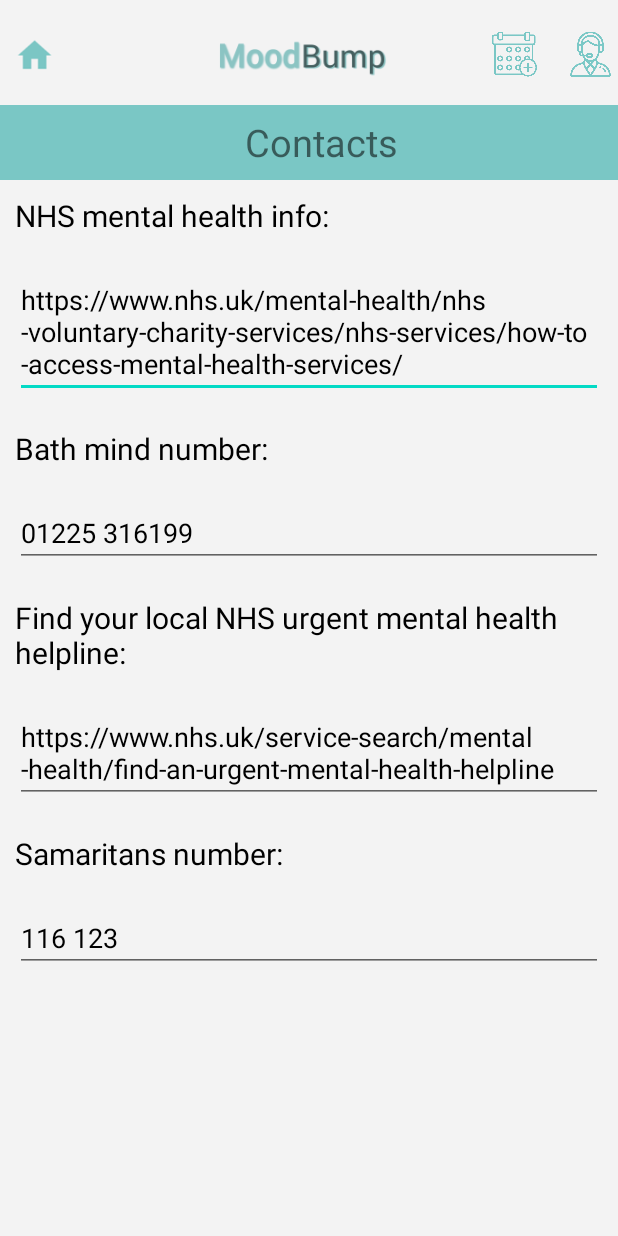
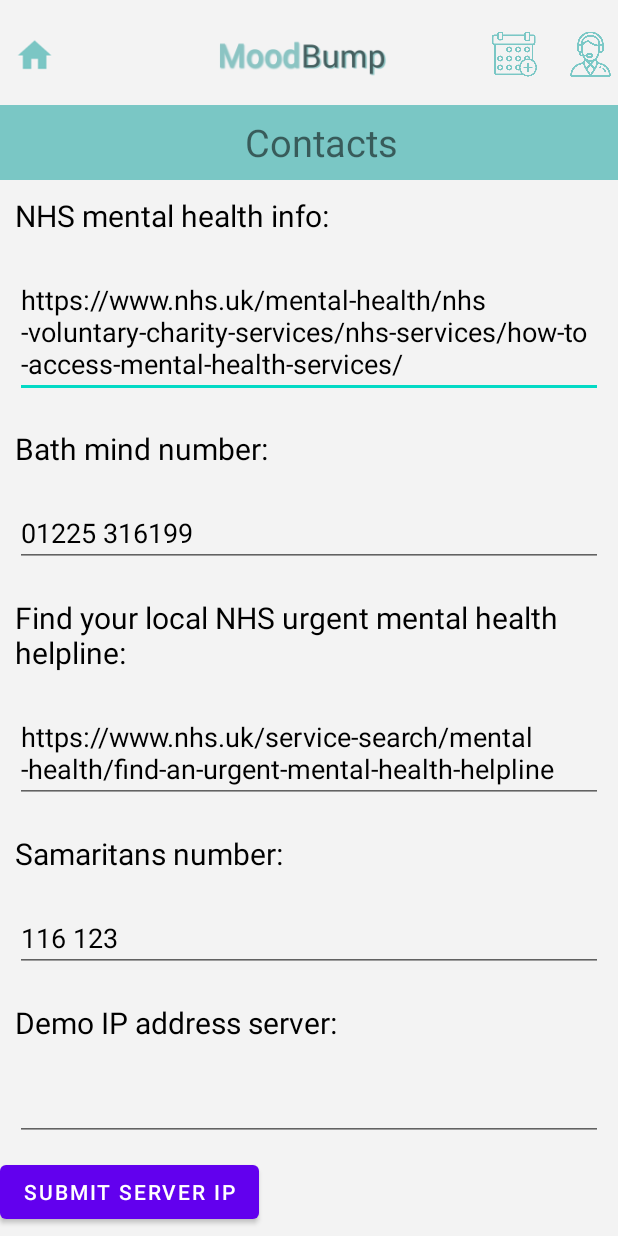
Before and after one commit to blxyon/moodBump, an Android app: the ContactActivity screen opened directly, with no data from a screen before it, on a phone screen of 412 x 824 dp. Run offline under Robolectric (Android 15) with nearby library versions, the phone set to English and light mode, and no system bars.

Commit message:
dynamic ip address field added

```diff
--- a/front-endAndroid/app/src/main/java/backend/MoodServerUtils.java
+++ b/front-endAndroid/app/src/main/java/backend/MoodServerUtils.java
@@ -21,7 +21,7 @@
 public class MoodServerUtils {
     private MoodServerUtils() {}
     public static String protocol = "http";
-    public static String host = "192.168.1.102";
+    public static String host = "";
     public static int port = 8000;
     public static String path = "/api/sentiment/";
 
--- a/front-endAndroid/app/src/main/java/com/unientrepproj/entrep/ContactActivity.java
+++ b/front-endAndroid/app/src/main/java/com/unientrepproj/entrep/ContactActivity.java
@@ -3,12 +3,16 @@
 import android.content.Intent;
 import android.os.Bundle;
 import android.view.View;
+import android.widget.Button;
+import android.widget.EditText;
 import android.widget.ImageButton;
 
 import androidx.annotation.Nullable;
 import androidx.appcompat.app.AppCompatActivity;
 
 import com.unientrepproj.entrep.TabsClasses.QuestionsDiaryActivity;
+
+import backend.MoodServerUtils;
 
 public class ContactActivity extends AppCompatActivity {
 
@@ -31,6 +35,14 @@
                 toCalendar();
             }
         });
+        Button submitIp =findViewById(R.id.submitIp);
+        submitIp.setOnClickListener(new View.OnClickListener() {
+            @Override
+            public void onClick(View v) {
+                EditText ipAdd=findViewById(R.id.ipAddress);
+                MoodServerUtils.host=ipAdd.getText().toString();
+            }
+        });
     }
     public void toHome(){
         startActivity(new Intent(this, StartingPage.class));
--- a/front-endAndroid/app/src/main/res/layout/contact_activity.xml
+++ b/front-endAndroid/app/src/main/res/layout/contact_activity.xml
@@ -75,5 +75,26 @@
         android:textColor="@color/black"
         android:layout_margin="10dp"
         android:text="116 123"/>
+    <TextView
+        android:layout_width="match_parent"
+        android:layout_height="wrap_content"
+        android:text="Demo IP address server:"
+        android:textColor="@color/black"
+        android:textColorHint="@color/black"
+        android:layout_margin="10dp"
+        android:textSize="20sp">
+    </TextView>
+    <EditText
+        android:id="@+id/ipAddress"
+        android:layout_width="match_parent"
+        android:layout_height="wrap_content"
+        android:textColor="@color/black"
+        android:layout_margin="10dp" />
+    <Button
+        android:id="@+id/submitIp"
+        android:layout_width="wrap_content"
+        android:layout_height="wrap_content"
+        android:text="Submit server IP"/>
+
 </LinearLayout>
 </ScrollView>
```
